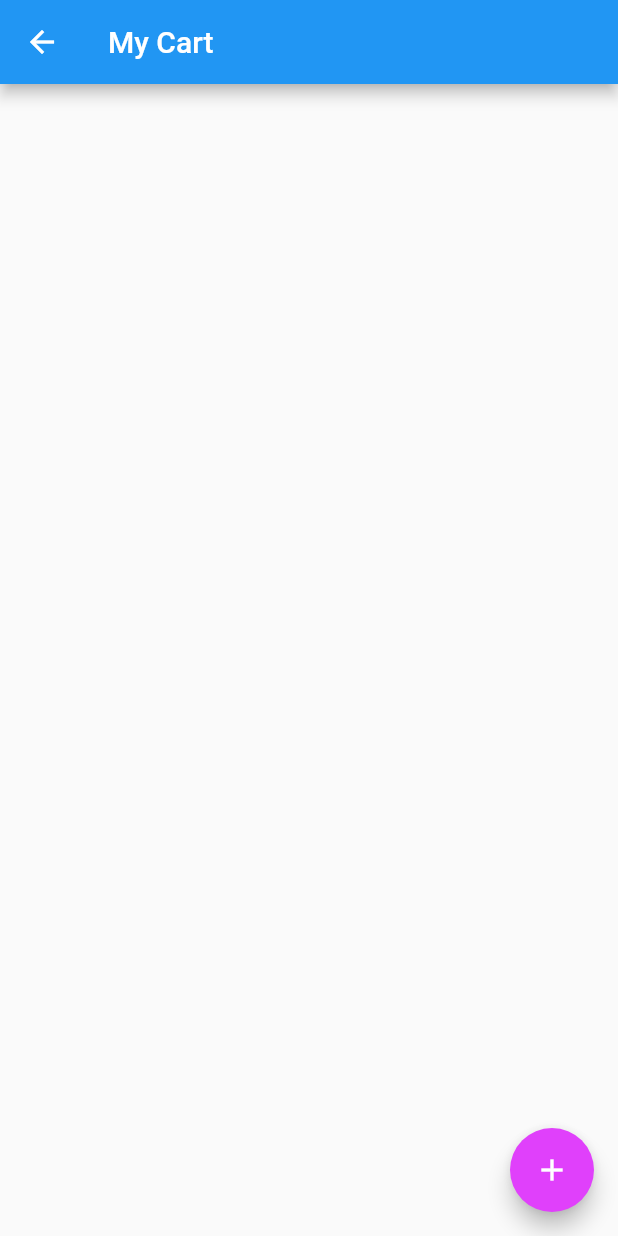
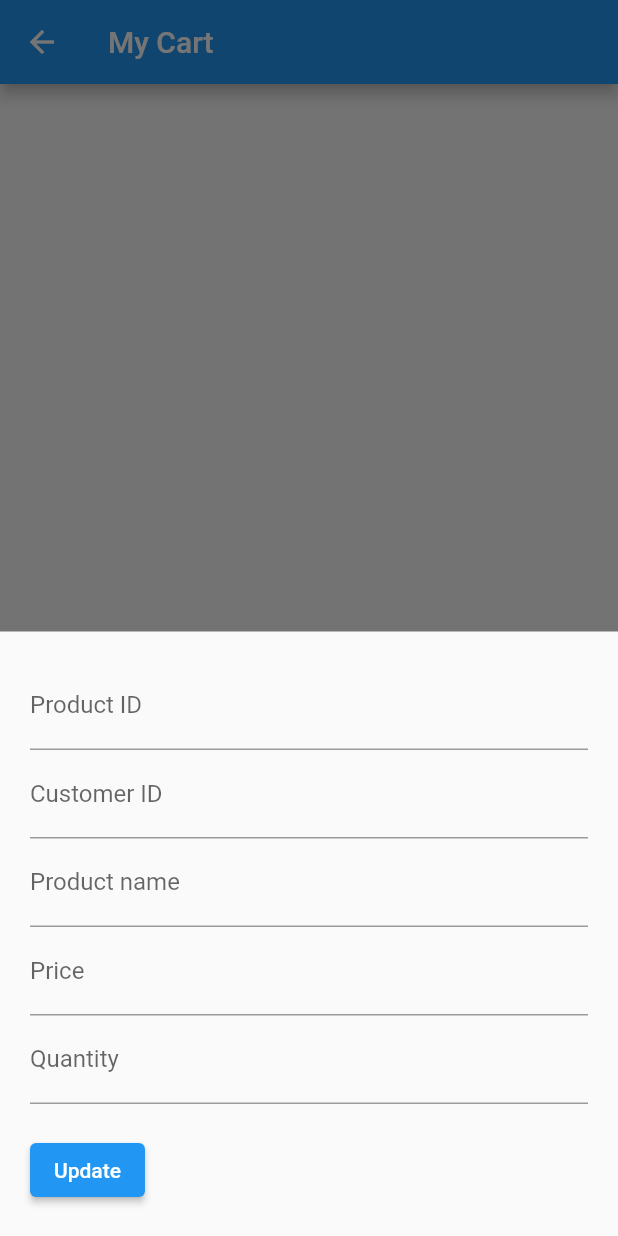
Before and after one commit to DayanMarasinghe/CTSE_MobileApp, a Flutter app: the CartScreen screen opened directly, after a tap on the "add" icon, on a phone screen of 412 x 824 dp. Run offline on Flutter 3.47's test engine with Material 2 defaults, Android fonts, the phone set to English and light mode, and no system bars; our stand-ins replace cloud_firestore, firebase_core, get; accounts and stored records are empty.

Commit message:
manual input prompt for items

```diff
--- a/lib/screens/cart_screen.dart
+++ b/lib/screens/cart_screen.dart
@@ -95,7 +95,80 @@ class _CartScreenState extends State<CartScreen> {
       _productName.text = documentSnapshot['productname'];
     }
 
-    //TODO manual input for the user
+    //manual input for the user
+    await showModalBottomSheet(
+        context: context,
+        isScrollControlled: true,
+        builder: (BuildContext ctx) {
+          return Padding(
+            padding: EdgeInsets.only(
+                top: 20,
+                left: 20,
+                right: 20,
+                bottom: MediaQuery.of(ctx).viewInsets.bottom + 20),
+            child: Column(
+              mainAxisSize: MainAxisSize.min,
+              crossAxisAlignment: CrossAxisAlignment.start,
+              children: [
+                TextField(
+                  //letting user only update the quantity
+                  controller: _productIdController,
+                  decoration: const InputDecoration(labelText: 'Product ID'),
+                ),
+                TextField(
+                  controller: _customerIdController,
+                  decoration: const InputDecoration(labelText: 'Customer ID'),
+                ),
+                TextField(
+                  controller: _productName,
+                  decoration: const InputDecoration(labelText: 'Product name'),
+                ),
+                TextField(
+                  controller: _priceController,
+                  decoration: const InputDecoration(labelText: 'Price'),
+                ),
+                TextField(
+                  controller: _quantityController,
+                  decoration: const InputDecoration(labelText: 'Quantity'),
+                ),
+                const SizedBox(
+                  height: 20,
+                ),
+                ElevatedButton(
+                  child: Text('Update'),
+                  onPressed: () async {
+                    final String? productID = _productIdController.text;
+                    final String? customerID = _customerIdController.text;
+                    final String? productName = _productName.text;
+                    final String? price = _priceController.text;
+                    final String? quantity = _quantityController.text;
+                    //validation for the quantity input
+                    if (quantity != null) {
+                      //insert to collection
+                      await _cartData.add({
+                        "productid": productID,
+                        "customerid": customerID,
+                        "quantity": quantity,
+                        "price": price,
+                        "productname": productName
+                      });
+
+                      //clear input fields
+                      _productIdController.text = '';
+                      _customerIdController.text = '';
+                      _productName.text = '';
+                      _priceController.text = '';
+                      _quantityController.text = '';
+
+                      //hide the bottom prompt view
+                      Navigator.of(context).pop();
+                    }
+                  },
+                )
+              ],
+            ),
+          );
+        });
   }
 
   //Method to update cart item details
```
